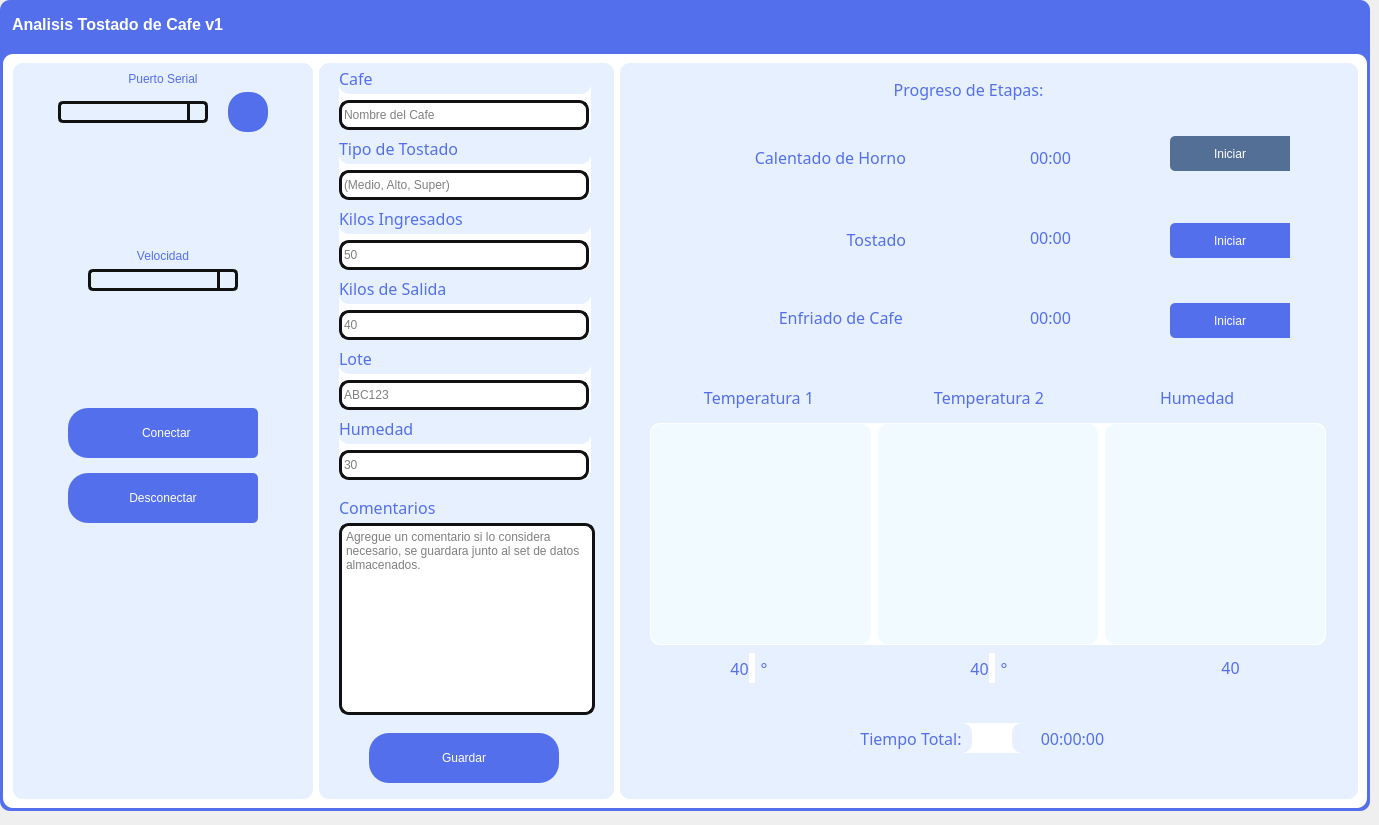
Qt form desktop-app/GUI-2.ui (Fenix-LAB/web-app-2-esp32) before a commit.
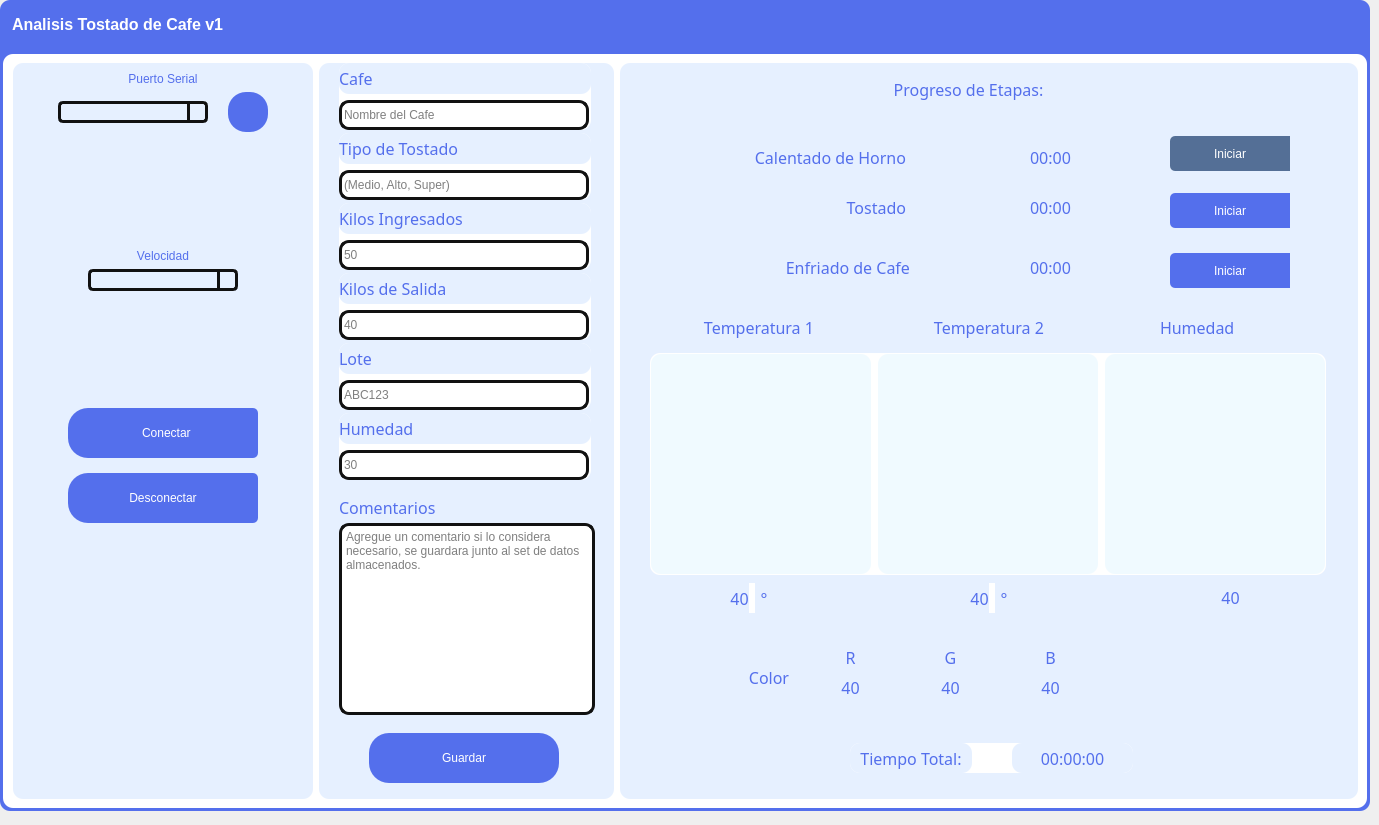
The same form after that commit. Icons and pictures are not drawn.

Commit message: Add RGB color display functionality and update CSV data logging in app.py

Patch:
```diff
--- a/desktop-app/GUI-2.ui
+++ b/desktop-app/GUI-2.ui
@@ -979,7 +979,7 @@
                     </item>
                    </layout>
                   </widget>
-                  <widget class="QWidget" name="">
+                  <widget class="QWidget" name="layoutWidget">
                    <property name="geometry">
                     <rect>
                      <x>20</x>
@@ -1237,7 +1237,7 @@
                    <property name="geometry">
                     <rect>
                      <x>370</x>
-                     <y>160</y>
+                     <y>130</y>
                      <width>121</width>
                      <height>28</height>
                     </rect>
@@ -1262,7 +1262,7 @@
                    <property name="geometry">
                     <rect>
                      <x>370</x>
-                     <y>240</y>
+                     <y>190</y>
                      <width>121</width>
                      <height>28</height>
                     </rect>
@@ -1287,7 +1287,7 @@
                    <property name="geometry">
                     <rect>
                      <x>590</x>
-                     <y>590</y>
+                     <y>520</y>
                      <width>41</width>
                      <height>28</height>
                     </rect>
@@ -1392,7 +1392,7 @@
                    <property name="geometry">
                     <rect>
                      <x>550</x>
-                     <y>160</y>
+                     <y>130</y>
                      <width>120</width>
                      <height>35</height>
                     </rect>
@@ -1444,7 +1444,7 @@
                    <property name="geometry">
                     <rect>
                      <x>200</x>
-                     <y>162</y>
+                     <y>130</y>
                      <width>86</width>
                      <height>28</height>
                     </rect>
@@ -1468,8 +1468,8 @@
                   <widget class="QLabel" name="label_22">
                    <property name="geometry">
                     <rect>
-                     <x>103</x>
-                     <y>240</y>
+                     <x>110</x>
+                     <y>190</y>
                      <width>180</width>
                      <height>28</height>
                     </rect>
@@ -1494,7 +1494,7 @@
                    <property name="geometry">
                     <rect>
                      <x>550</x>
-                     <y>240</y>
+                     <y>190</y>
                      <width>120</width>
                      <height>35</height>
                     </rect>
@@ -1546,7 +1546,7 @@
                    <property name="geometry">
                     <rect>
                      <x>60</x>
-                     <y>320</y>
+                     <y>250</y>
                      <width>158</width>
                      <height>28</height>
                     </rect>
@@ -1571,7 +1571,7 @@
                    <property name="geometry">
                     <rect>
                      <x>290</x>
-                     <y>320</y>
+                     <y>250</y>
                      <width>158</width>
                      <height>28</height>
                     </rect>
@@ -1596,7 +1596,7 @@
                    <property name="geometry">
                     <rect>
                      <x>540</x>
-                     <y>320</y>
+                     <y>250</y>
                      <width>102</width>
                      <height>28</height>
                     </rect>
@@ -1617,11 +1617,11 @@
                     <set>Qt::AlignLeading|Qt::AlignLeft|Qt::AlignVCenter</set>
                    </property>
                   </widget>
-                  <widget class="QWidget" name="">
+                  <widget class="QWidget" name="layoutWidget">
                    <property name="geometry">
                     <rect>
                      <x>350</x>
-                     <y>590</y>
+                     <y>520</y>
                      <width>43</width>
                      <height>30</height>
                     </rect>
@@ -1667,11 +1667,11 @@
                     </item>
                    </layout>
                   </widget>
-                  <widget class="QWidget" name="">
+                  <widget class="QWidget" name="layoutWidget">
                    <property name="geometry">
                     <rect>
                      <x>230</x>
-                     <y>660</y>
+                     <y>680</y>
                      <width>283</width>
                      <height>30</height>
                     </rect>
@@ -1720,11 +1720,11 @@
                     </item>
                    </layout>
                   </widget>
-                  <widget class="QWidget" name="">
+                  <widget class="QWidget" name="layoutWidget">
                    <property name="geometry">
                     <rect>
                      <x>110</x>
-                     <y>590</y>
+                     <y>520</y>
                      <width>43</width>
                      <height>30</height>
                     </rect>
@@ -1770,11 +1770,11 @@
                     </item>
                    </layout>
                   </widget>
-                  <widget class="QWidget" name="">
+                  <widget class="QWidget" name="layoutWidget">
                    <property name="geometry">
                     <rect>
                      <x>30</x>
-                     <y>360</y>
+                     <y>290</y>
                      <width>676</width>
                      <height>222</height>
                     </rect>
@@ -1933,6 +1933,197 @@
                     <set>Qt::AlignCenter</set>
                    </property>
                   </widget>
+                  <widget class="QLabel" name="label_28">
+                   <property name="geometry">
+                    <rect>
+                     <x>70</x>
+                     <y>600</y>
+                     <width>158</width>
+                     <height>28</height>
+                    </rect>
+                   </property>
+                   <property name="font">
+                    <font>
+                     <family>Arial Black</family>
+                     <pointsize>12</pointsize>
+                     <weight>9</weight>
+                     <italic>false</italic>
+                     <bold>false</bold>
+                    </font>
+                   </property>
+                   <property name="text">
+                    <string>Color</string>
+                   </property>
+                   <property name="alignment">
+                    <set>Qt::AlignCenter</set>
+                   </property>
+                  </widget>
+                  <widget class="QLabel" name="color_r">
+                   <property name="geometry">
+                    <rect>
+                     <x>210</x>
+                     <y>610</y>
+                     <width>41</width>
+                     <height>28</height>
+                    </rect>
+                   </property>
+                   <property name="font">
+                    <font>
+                     <family>Arial Black</family>
+                     <pointsize>12</pointsize>
+                     <weight>9</weight>
+                     <italic>false</italic>
+                     <bold>false</bold>
+                    </font>
+                   </property>
+                   <property name="text">
+                    <string>40</string>
+                   </property>
+                   <property name="alignment">
+                    <set>Qt::AlignCenter</set>
+                   </property>
+                  </widget>
+                  <widget class="QLabel" name="color_g">
+                   <property name="geometry">
+                    <rect>
+                     <x>310</x>
+                     <y>610</y>
+                     <width>41</width>
+                     <height>28</height>
+                    </rect>
+                   </property>
+                   <property name="font">
+                    <font>
+                     <family>Arial Black</family>
+                     <pointsize>12</pointsize>
+                     <weight>9</weight>
+                     <italic>false</italic>
+                     <bold>false</bold>
+                    </font>
+                   </property>
+                   <property name="text">
+                    <string>40</string>
+                   </property>
+                   <property name="alignment">
+                    <set>Qt::AlignCenter</set>
+                   </property>
+                  </widget>
+                  <widget class="QLabel" name="colo_b">
+                   <property name="geometry">
+                    <rect>
+                     <x>410</x>
+                     <y>610</y>
+                     <width>41</width>
+                     <height>28</height>
+                    </rect>
+                   </property>
+                   <property name="font">
+                    <font>
+                     <family>Arial Black</family>
+                     <pointsize>12</pointsize>
+                     <weight>9</weight>
+                     <italic>false</italic>
+                     <bold>false</bold>
+                    </font>
+                   </property>
+                   <property name="text">
+                    <string>40</string>
+                   </property>
+                   <property name="alignment">
+                    <set>Qt::AlignCenter</set>
+                   </property>
+                  </widget>
+                  <widget class="QLabel" name="label_29">
+                   <property name="geometry">
+                    <rect>
+                     <x>190</x>
+                     <y>580</y>
+                     <width>81</width>
+                     <height>28</height>
+                    </rect>
+                   </property>
+                   <property name="font">
+                    <font>
+                     <family>Arial Black</family>
+                     <pointsize>12</pointsize>
+                     <weight>9</weight>
+                     <italic>false</italic>
+                     <bold>false</bold>
+                    </font>
+                   </property>
+                   <property name="text">
+                    <string>R</string>
+                   </property>
+                   <property name="alignment">
+                    <set>Qt::AlignCenter</set>
+                   </property>
+                  </widget>
+                  <widget class="QLabel" name="label_30">
+                   <property name="geometry">
+                    <rect>
+                     <x>290</x>
+                     <y>580</y>
+                     <width>81</width>
+                     <height>28</height>
+                    </rect>
+                   </property>
+                   <property name="font">
+                    <font>
+                     <family>Arial Black</family>
+                     <pointsize>12</pointsize>
+                     <weight>9</weight>
+                     <italic>false</italic>
+                     <bold>false</bold>
+                    </font>
+                   </property>
+                   <property name="text">
+                    <string>G</string>
+                   </property>
+                   <property name="alignment">
+                    <set>Qt::AlignCenter</set>
+                   </property>
+                  </widget>
+                  <widget class="QLabel" name="label_31">
+                   <property name="geometry">
+                    <rect>
+                     <x>390</x>
+                     <y>580</y>
+                     <width>81</width>
+                     <height>28</height>
+                    </rect>
+                   </property>
+                   <property name="font">
+                    <font>
+                     <family>Arial Black</family>
+                     <pointsize>12</pointsize>
+                     <weight>9</weight>
+                     <italic>false</italic>
+                     <bold>false</bold>
+                    </font>
+                   </property>
+                   <property name="text">
+                    <string>B</string>
+                   </property>
+                   <property name="alignment">
+                    <set>Qt::AlignCenter</set>
+                   </property>
+                  </widget>
+                  <widget class="QFrame" name="frame_rgb">
+                   <property name="geometry">
+                    <rect>
+                     <x>510</x>
+                     <y>580</y>
+                     <width>51</width>
+                     <height>51</height>
+                    </rect>
+                   </property>
+                   <property name="frameShape">
+                    <enum>QFrame::StyledPanel</enum>
+                   </property>
+                   <property name="frameShadow">
+                    <enum>QFrame::Raised</enum>
+                   </property>
+                  </widget>
                  </widget>
                 </item>
                </layout>
```
Left out of the diff: 2 changed lines with no effect on the pictures. The commit also changes 2 other files.
